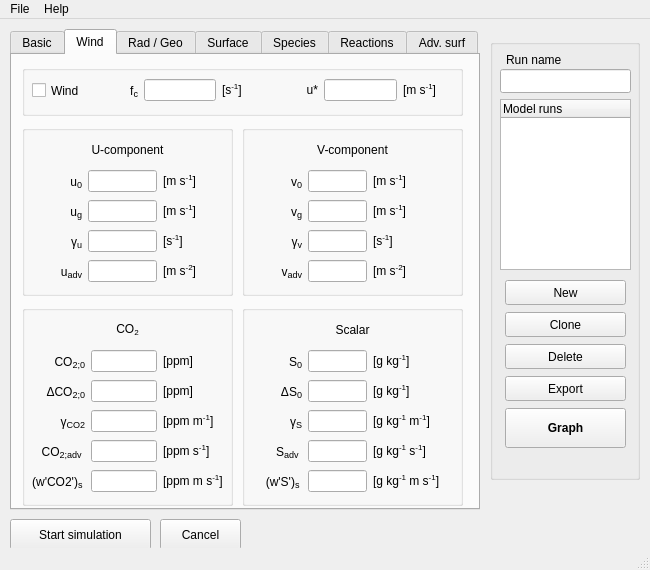
classmodel/modelgui, file mainwindow.ui: the form before one commit.
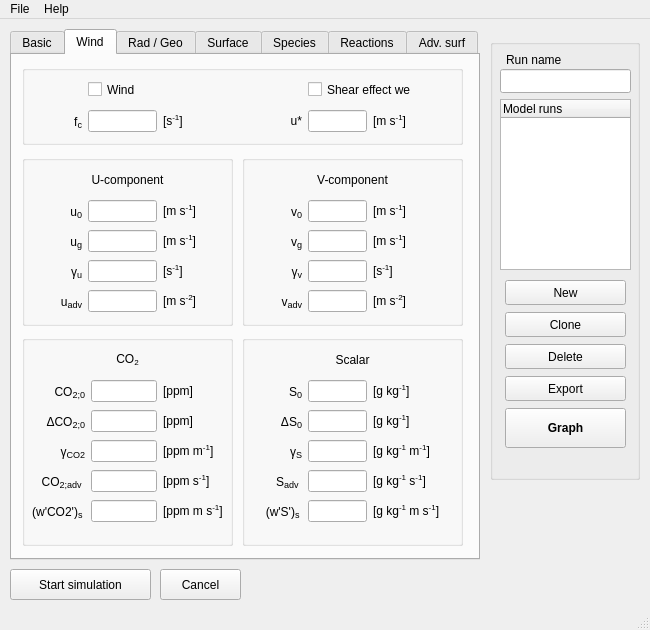
The form after the commit. The open tabs and pages were chosen to show the change.

The edit to the form file:
```diff
--- a/mainwindow.ui
+++ b/mainwindow.ui
@@ -7,7 +7,7 @@
     <x>0</x>
     <y>0</y>
     <width>650</width>
-    <height>570</height>
+    <height>630</height>
    </rect>
   </property>
   <property name="sizePolicy">
@@ -19,13 +19,13 @@
   <property name="minimumSize">
    <size>
     <width>650</width>
-    <height>540</height>
+    <height>630</height>
    </size>
   </property>
   <property name="maximumSize">
    <size>
     <width>650</width>
-    <height>570</height>
+    <height>630</height>
    </size>
   </property>
   <property name="baseSize">
@@ -44,7 +44,7 @@
       <x>10</x>
       <y>10</y>
       <width>470</width>
-      <height>481</height>
+      <height>531</height>
      </rect>
     </property>
     <property name="minimumSize">
@@ -692,31 +692,6 @@
           </property>
          </widget>
         </item>
-        <item row="5" column="1" colspan="2">
-         <widget class="QCheckBox" name="sw_shearwe">
-          <property name="minimumSize">
-           <size>
-            <width>0</width>
-            <height>25</height>
-           </size>
-          </property>
-          <property name="maximumSize">
-           <size>
-            <width>16777215</width>
-            <height>25</height>
-           </size>
-          </property>
-          <property name="toolTip">
-           <string>Include effect of wind shear on entrainment</string>
-          </property>
-          <property name="layoutDirection">
-           <enum>Qt::LeftToRight</enum>
-          </property>
-          <property name="text">
-           <string>Shear effect we</string>
-          </property>
-         </widget>
-        </item>
        </layout>
       </widget>
      </widget>
@@ -987,7 +962,7 @@
       <property name="geometry">
        <rect>
         <x>10</x>
-        <y>70</y>
+        <y>100</y>
         <width>211</width>
         <height>171</height>
        </rect>
@@ -1181,7 +1156,7 @@
       <property name="geometry">
        <rect>
         <x>230</x>
-        <y>70</y>
+        <y>100</y>
         <width>221</width>
         <height>171</height>
        </rect>
@@ -1371,129 +1346,13 @@
        </layout>
       </widget>
      </widget>
-     <widget class="QGroupBox" name="wind_general_group">
-      <property name="geometry">
-       <rect>
-        <x>10</x>
-        <y>10</y>
-        <width>441</width>
-        <height>51</height>
-       </rect>
-      </property>
-      <property name="title">
-       <string/>
-      </property>
-      <widget class="QWidget" name="gridLayoutWidget_11">
-       <property name="geometry">
-        <rect>
-         <x>10</x>
-         <y>10</y>
-         <width>421</width>
-         <height>31</height>
-        </rect>
-       </property>
-       <layout class="QGridLayout" name="wind_general_grid" columnminimumwidth="70,30,60,60,30,60,50">
-        <property name="sizeConstraint">
-         <enum>QLayout::SetMinimumSize</enum>
-        </property>
-        <item row="0" column="0">
-         <widget class="QCheckBox" name="sw_wind">
-          <property name="minimumSize">
-           <size>
-            <width>0</width>
-            <height>25</height>
-           </size>
-          </property>
-          <property name="toolTip">
-           <string>prognostic wind switch</string>
-          </property>
-          <property name="text">
-           <string>Wind</string>
-          </property>
-         </widget>
-        </item>
-        <item row="0" column="1">
-         <widget class="QLabel" name="label_wind_fc">
-          <property name="toolTip">
-           <string/>
-          </property>
-          <property name="text">
-           <string>&lt;html&gt;f&lt;span style=&quot; font-size:14px; vertical-align:sub;&quot;&gt;c&lt;/span&gt;&lt;/html&gt;</string>
-          </property>
-          <property name="alignment">
-           <set>Qt::AlignRight|Qt::AlignTrailing|Qt::AlignVCenter</set>
-          </property>
-         </widget>
-        </item>
-        <item row="0" column="2">
-         <widget class="QLineEdit" name="input_wind_fc">
-          <property name="toolTip">
-           <string>coriolis parameter</string>
-          </property>
-          <property name="alignment">
-           <set>Qt::AlignRight|Qt::AlignTrailing|Qt::AlignVCenter</set>
-          </property>
-         </widget>
-        </item>
-        <item row="0" column="3">
-         <widget class="QLabel" name="unitlabel_wind_fc">
-          <property name="toolTip">
-           <string/>
-          </property>
-          <property name="text">
-           <string>&lt;html&gt;[s&lt;sup&gt;-1&lt;/sup&gt;]&lt;/html&gt;</string>
-          </property>
-          <property name="alignment">
-           <set>Qt::AlignLeading|Qt::AlignLeft|Qt::AlignVCenter</set>
-          </property>
-         </widget>
-        </item>
-        <item row="0" column="4">
-         <widget class="QLabel" name="label_wind_ustar">
-          <property name="toolTip">
-           <string/>
-          </property>
-          <property name="text">
-           <string>&lt;html&gt;u*&lt;/html&gt;</string>
-          </property>
-          <property name="alignment">
-           <set>Qt::AlignRight|Qt::AlignTrailing|Qt::AlignVCenter</set>
-          </property>
-         </widget>
-        </item>
-        <item row="0" column="5">
-         <widget class="QLineEdit" name="input_wind_ustar">
-          <property name="toolTip">
-           <string>surface friction velocity</string>
-          </property>
-          <property name="alignment">
-           <set>Qt::AlignRight|Qt::AlignTrailing|Qt::AlignVCenter</set>
-          </property>
-         </widget>
-        </item>
-        <item row="0" column="6">
-         <widget class="QLabel" name="unitlabel_wind_ustar">
-          <property name="toolTip">
-           <string/>
-          </property>
-          <property name="text">
-           <string>&lt;html&gt;[m s&lt;sup&gt;-1&lt;/sup&gt;]&lt;/html&gt;</string>
-          </property>
-          <property name="alignment">
-           <set>Qt::AlignLeading|Qt::AlignLeft|Qt::AlignVCenter</set>
-          </property>
-         </widget>
-        </item>
-       </layout>
-      </widget>
-     </widget>
      <widget class="QGroupBox" name="scalar_group">
       <property name="geometry">
        <rect>
         <x>230</x>
-        <y>250</y>
+        <y>280</y>
         <width>221</width>
-        <height>201</height>
+        <height>211</height>
        </rect>
       </property>
       <property name="title">
@@ -1734,9 +1593,9 @@
       <property name="geometry">
        <rect>
         <x>10</x>
-        <y>250</y>
+        <y>280</y>
         <width>211</width>
-        <height>201</height>
+        <height>211</height>
        </rect>
       </property>
       <property name="title">
@@ -1973,6 +1832,156 @@
        </layout>
       </widget>
      </widget>
+     <widget class="QGroupBox" name="wind_group">
+      <property name="geometry">
+       <rect>
+        <x>10</x>
+        <y>10</y>
+        <width>441</width>
+        <height>80</height>
+       </rect>
+      </property>
+      <property name="title">
+       <string/>
+      </property>
+      <widget class="QWidget" name="gridLayoutWidget_11">
+       <property name="geometry">
+        <rect>
+         <x>10</x>
+         <y>10</y>
+         <width>191</width>
+         <height>61</height>
+        </rect>
+       </property>
+       <layout class="QGridLayout" name="wind_grid_1" columnminimumwidth="50,0,60">
+        <item row="1" column="0">
+         <widget class="QLabel" name="label_wind_fc">
+          <property name="toolTip">
+           <string/>
+          </property>
+          <property name="text">
+           <string>&lt;html&gt;f&lt;span style=&quot; font-size:14px; vertical-align:sub;&quot;&gt;c&lt;/span&gt;&lt;/html&gt;</string>
+          </property>
+          <property name="alignment">
+           <set>Qt::AlignRight|Qt::AlignTrailing|Qt::AlignVCenter</set>
+          </property>
+         </widget>
+        </item>
+        <item row="1" column="1">
+         <widget class="QLineEdit" name="input_wind_fc">
+          <property name="toolTip">
+           <string>coriolis parameter</string>
+          </property>
+          <property name="alignment">
+           <set>Qt::AlignRight|Qt::AlignTrailing|Qt::AlignVCenter</set>
+          </property>
+         </widget>
+        </item>
+        <item row="1" column="2">
+         <widget class="QLabel" name="unitlabel_wind_fc">
+          <property name="toolTip">
+           <string/>
+          </property>
+          <property name="text">
+           <string>&lt;html&gt;[s&lt;sup&gt;-1&lt;/sup&gt;]&lt;/html&gt;</string>
+          </property>
+          <property name="alignment">
+           <set>Qt::AlignLeading|Qt::AlignLeft|Qt::AlignVCenter</set>
+          </property>
+         </widget>
+        </item>
+        <item row="0" column="1" colspan="2">
+         <widget class="QCheckBox" name="sw_wind">
+          <property name="minimumSize">
+           <size>
+            <width>0</width>
+            <height>25</height>
+           </size>
+          </property>
+          <property name="toolTip">
+           <string>prognostic wind switch</string>
+          </property>
+          <property name="text">
+           <string>Wind</string>
+          </property>
+         </widget>
+        </item>
+       </layout>
+      </widget>
+      <widget class="QWidget" name="gridLayoutWidget_30">
+       <property name="geometry">
+        <rect>
+         <x>230</x>
+         <y>10</y>
+         <width>201</width>
+         <height>61</height>
+        </rect>
+       </property>
+       <layout class="QGridLayout" name="wind_grid_2" columnminimumwidth="50,0,80">
+        <item row="1" column="0">
+         <widget class="QLabel" name="label_wind_ustar">
+          <property name="toolTip">
+           <string/>
+          </property>
+          <property name="text">
+           <string>&lt;html&gt;u*&lt;/html&gt;</string>
+          </property>
+          <property name="alignment">
+           <set>Qt::AlignRight|Qt::AlignTrailing|Qt::AlignVCenter</set>
+          </property>
+         </widget>
+        </item>
+        <item row="1" column="1">
+         <widget class="QLineEdit" name="input_wind_ustar">
+          <property name="toolTip">
+           <string>surface friction velocity</string>
+          </property>
+          <property name="alignment">
+           <set>Qt::AlignRight|Qt::AlignTrailing|Qt::AlignVCenter</set>
+          </property>
+         </widget>
+        </item>
+        <item row="1" column="2">
+         <widget class="QLabel" name="unitlabel_wind_ustar">
+          <property name="toolTip">
+           <string/>
+          </property>
+          <property name="text">
+           <string>&lt;html&gt;[m s&lt;sup&gt;-1&lt;/sup&gt;]&lt;/html&gt;</string>
+          </property>
+          <property name="alignment">
+           <set>Qt::AlignLeading|Qt::AlignLeft|Qt::AlignVCenter</set>
+          </property>
+         </widget>
+        </item>
+        <item row="0" column="1" colspan="2">
+         <widget class="QCheckBox" name="sw_shearwe">
+          <property name="minimumSize">
+           <size>
+            <width>0</width>
+            <height>25</height>
+           </size>
+          </property>
+          <property name="maximumSize">
+           <size>
+            <width>16777215</width>
+            <height>25</height>
+           </size>
+          </property>
+          <property name="toolTip">
+           <string>Include effect of wind shear on entrainment</string>
+          </property>
+          <property name="layoutDirection">
+           <enum>Qt::LeftToRight</enum>
+          </property>
+          <property name="text">
+           <string>Shear effect we</string>
+          </property>
+         </widget>
+        </item>
+       </layout>
+      </widget>
+     </widget>
     </widget>
     <widget class="QWidget" name="radiationTab">
      <attribute name="title">
@@ -6225,7 +6234,7 @@
     <property name="geometry">
      <rect>
       <x>10</x>
-      <y>500</y>
+      <y>550</y>
       <width>141</width>
       <height>31</height>
      </rect>
@@ -6247,7 +6256,7 @@
     <property name="geometry">
      <rect>
       <x>160</x>
-      <y>500</y>
+      <y>550</y>
       <width>81</width>
       <height>31</height>
      </rect>
```
Left out of the diff: 84 changed lines with no effect on the pictures.
